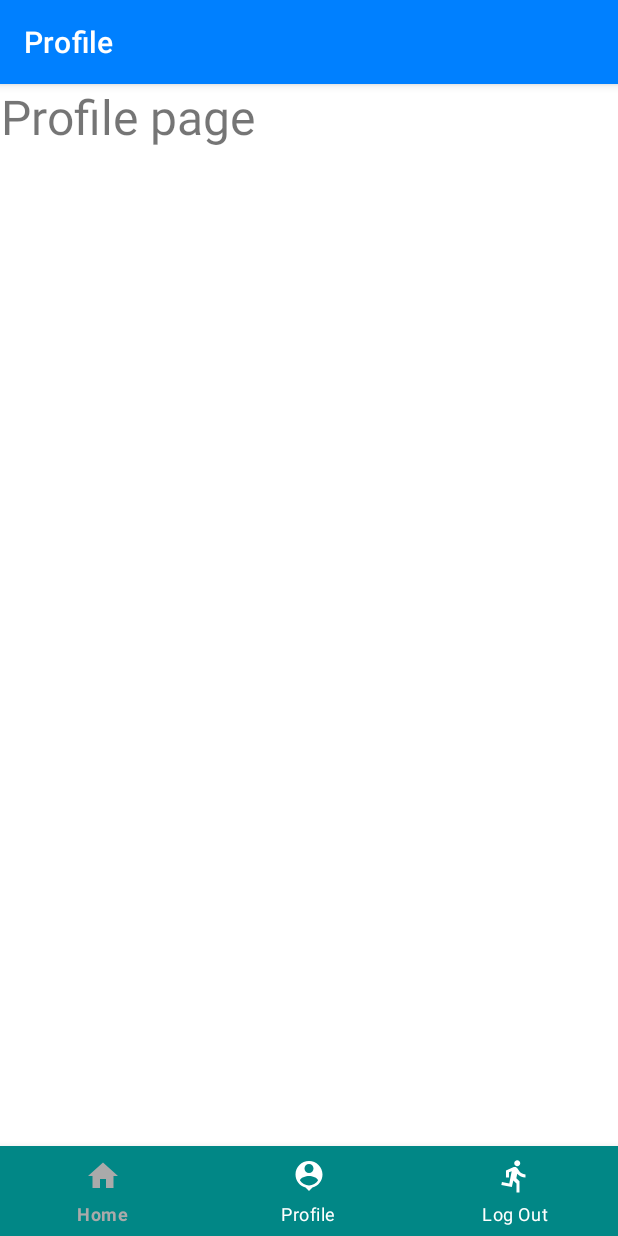
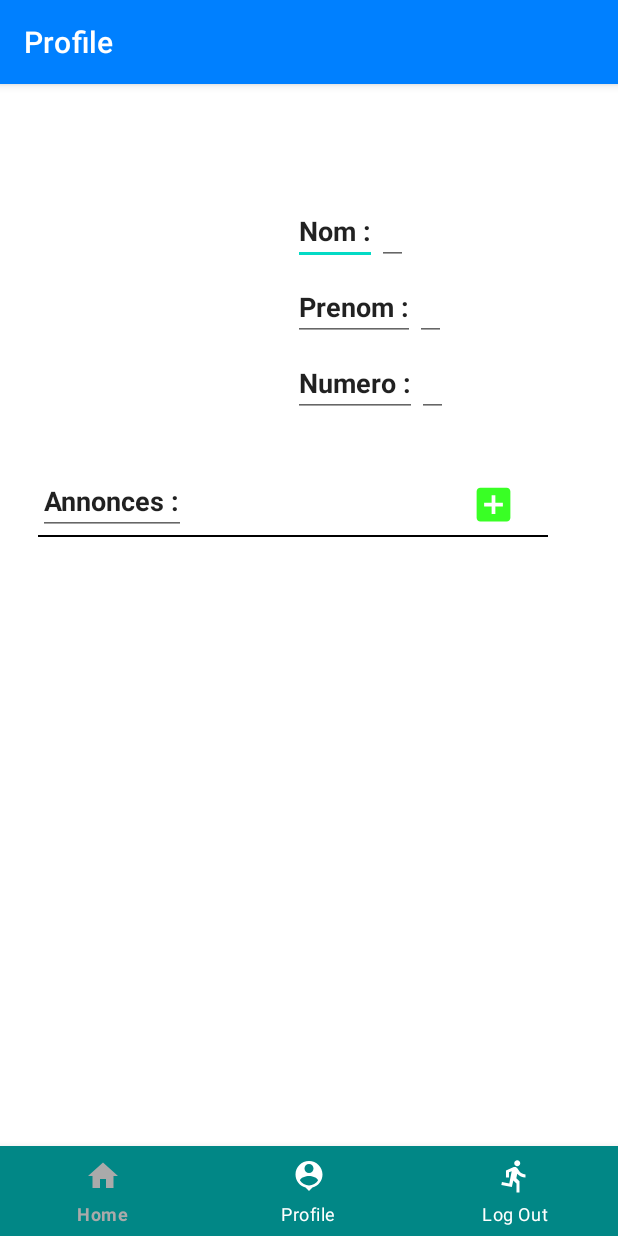
Before and after one commit to KarimChaar/CommerceTN, an Android app: the Profile screen opened directly, with no data from a screen before it, on a phone screen of 412 x 824 dp. Run offline under Robolectric (Android 15) with nearby library versions, the phone set to English and light mode, and no system bars; our stand-ins replace navigation-ui; 1 statement that could not run was skipped.

Commit message:
ajout_pdt + profile added with no access to profile nor Entreprises (app crash)

```diff
--- a/app/build.gradle
+++ b/app/build.gradle
@@ -41,6 +41,7 @@ dependencies {
     implementation 'androidx.navigation:navigation-ui:2.4.1'
     implementation 'com.google.android.material:material:1.6.0'
     implementation "androidx.cardview:cardview:1.0.0"
+    implementation 'com.google.ar.sceneform:filament-android:1.17.1'
     testImplementation 'junit:junit:4.13.2'
     androidTestImplementation 'androidx.test.ext:junit:1.1.3'
     androidTestImplementation 'androidx.test.espresso:espresso-core:3.4.0'
--- a/app/src/main/AndroidManifest.xml
+++ b/app/src/main/AndroidManifest.xml
@@ -1,6 +1,10 @@
 <?xml version="1.0" encoding="utf-8"?>
 <manifest xmlns:android="http://schemas.android.com/apk/res/android"
     package="com.example.bi3wichri">
+
+    <uses-feature android:name="android.hardware.camera" />
+
+    <uses-permission android:name="android.permission.CAMERA" />
 
     <application
         android:allowBackup="true"
--- a/app/src/main/java/com/example/bi3wichri/Profile.java
+++ b/app/src/main/java/com/example/bi3wichri/Profile.java
@@ -1,6 +1,11 @@
 package com.example.bi3wichri;
 
+import android.annotation.SuppressLint;
+import android.content.Intent;
 import android.os.Bundle;
+import android.view.View;
+import android.widget.EditText;
+import android.widget.ImageButton;
 
 import com.google.android.material.bottomnavigation.BottomNavigationView;
 
@@ -13,13 +18,31 @@ import androidx.navigation.ui.NavigationUI;
 
 public class Profile extends AppCompatActivity {
 
-
+    EditText nom,prenom,numero;
+    ImageButton add;
+    @SuppressLint("WrongViewCast")
     @Override
     protected void onCreate(Bundle savedInstanceState) {
         super.onCreate(savedInstanceState);
         setContentView(R.layout.profile);
 
+        /*nom=findViewById(R.id.nom);
+        prenom=findViewById(R.id.prenom);
+        numero=findViewById(R.id.numero);
+        nom.setText("TEST");
+        prenom.setText("TEST");
+        numero.setText("06552643");
+        add=findViewById(R.id.add_btn);*/
+
+        add.setOnClickListener(new View.OnClickListener(){
+            @Override
+            public void onClick(View View){
+            startActivity(new Intent(Profile.this, ajout_pdt.class));
+        }
+        });
 
     }
 
+
+
 }
--- /dev/null
+++ b/app/src/main/res/drawable/add_btn.xml
@@ -0,0 +1,5 @@
+<vector android:alpha="0.87" android:height="30dp"
+    android:tint="#1BFF04" android:viewportHeight="24"
+    android:viewportWidth="24" android:width="30dp" xmlns:android="http://schemas.android.com/apk/res/android">
+    <path android:fillColor="@android:color/white" android:pathData="M19,3L5,3c-1.11,0 -2,0.9 -2,2v14c0,1.1 0.89,2 2,2h14c1.1,0 2,-0.9 2,-2L21,5c0,-1.1 -0.9,-2 -2,-2zM17,13h-4v4h-2v-4L7,13v-2h4L11,7h2v4h4v2z"/>
+</vector>
--- /dev/null
+++ b/app/src/main/res/drawable/annuler.xml
@@ -0,0 +1,5 @@
+<vector android:height="30dp" android:tint="#FF0000"
+    android:viewportHeight="20" android:viewportWidth="24"
+    android:width="50dp" xmlns:android="http://schemas.android.com/apk/res/android">
+    <path android:fillColor="@android:color/white" android:pathData="M20,11H7.83l5.59,-5.59L12,4l-8,8 8,8 1.41,-1.41L7.83,13H20v-2z"/>
+</vector>
--- /dev/null
+++ b/app/src/main/res/drawable/camera_img.xml
@@ -0,0 +1,6 @@
+<vector android:height="24dp" android:tint="#FFFFFF"
+    android:viewportHeight="24" android:viewportWidth="24"
+    android:width="24dp" xmlns:android="http://schemas.android.com/apk/res/android">
+    <path android:fillColor="@android:color/white" android:pathData="M12,12m-3.2,0a3.2,3.2 0,1 1,6.4 0a3.2,3.2 0,1 1,-6.4 0"/>
+    <path android:fillColor="@android:color/white" android:pathData="M9,2L7.17,4L4,4c-1.1,0 -2,0.9 -2,2v12c0,1.1 0.9,2 2,2h16c1.1,0 2,-0.9 2,-2L22,6c0,-1.1 -0.9,-2 -2,-2h-3.17L15,2L9,2zM12,17c-2.76,0 -5,-2.24 -5,-5s2.24,-5 5,-5 5,2.24 5,5 -2.24,5 -5,5z"/>
+</vector>
--- a/app/src/main/res/layout/profile.xml
+++ b/app/src/main/res/layout/profile.xml
@@ -5,12 +5,124 @@
     android:layout_width="match_parent"
     android:layout_height="match_parent"
     android:layout_gravity="center">
-<TextView
-    android:layout_width="wrap_content"
-    android:layout_height="wrap_content"
-    android:text="Profile page"
-    android:textSize="32dp"
-    android:gravity="center"></TextView>
+
+    <LinearLayout
+        android:layout_width="match_parent"
+        android:layout_height="match_parent"
+        android:layout_marginStart="25dp"
+        android:layout_marginTop="25dp"
+        android:layout_marginEnd="25dp"
+        android:layout_marginBottom="25dp"
+        android:orientation="vertical"
+        android:weightSum="3">
+
+        <LinearLayout
+            android:layout_width="wrap_content"
+            android:layout_height="wrap_content"
+            android:orientation="horizontal">
+
+            <ImageView
+                android:id="@+id/profile_img"
+                android:layout_width="150dp"
+                android:layout_height="150dp"
+                android:layout_marginTop="50dp"
+                android:layout_marginRight="20dp" />
+
+            <LinearLayout
+                android:layout_width="wrap_content"
+                android:layout_height="wrap_content"
+                android:layout_marginTop="50dp"
+                android:layout_weight="2"
+                android:orientation="vertical">
+
+                <LinearLayout
+                    android:layout_width="wrap_content"
+                    android:layout_height="wrap_content"
+                    android:orientation="horizontal">
+
+                    <EditText
+                        android:layout_width="wrap_content"
+                        android:layout_height="wrap_content"
+                        android:layout_marginBottom="5dp"
+                        android:text="Nom :"
+                        android:textStyle="bold" />
+
+                    <EditText
+                        android:id="@+id/nom"
+                        android:layout_width="wrap_content"
+                        android:layout_height="wrap_content" />
+                </LinearLayout>
+
+                <LinearLayout
+                    android:layout_width="wrap_content"
+                    android:layout_height="wrap_content"
+                    android:orientation="horizontal">
+
+                    <EditText
+                        android:layout_width="wrap_content"
+
+                        android:layout_height="wrap_content"
+                        android:layout_marginBottom="5dp"
+                        android:text="Prenom :"
+                        android:textStyle="bold" />
+
+                    <EditText
+                        android:id="@+id/prenom"
+                        android:layout_width="wrap_content"
+                        android:layout_height="wrap_content" />
+                </LinearLayout>
+
+                <LinearLayout
+                    android:layout_width="wrap_content"
+                    android:layout_height="wrap_content"
+                    android:orientation="horizontal">
+
+                    <EditText
+                        android:layout_width="wrap_content"
+                        android:layout_height="wrap_content"
+                        android:text="Numero :"
+                        android:textStyle="bold" />
+
+                    <EditText
+                        android:id="@+id/numero"
+                        android:layout_width="wrap_content"
+                        android:layout_height="wrap_content" />
+                </LinearLayout>
+            </LinearLayout>
+
+
+        </LinearLayout>
+
+        <LinearLayout
+            android:layout_width="wrap_content"
+            android:layout_height="wrap_content"
+            android:orientation="horizontal"
+            android:id="@+id/add_btn">
+
+            <EditText
+                android:layout_width="wrap_content"
+                android:layout_height="wrap_content"
+                android:layout_marginTop="30dp"
+                android:text="Annonces :"
+                android:textStyle="bold" />
+
+            <ImageButton
+                android:layout_width="wrap_content"
+                android:layout_height="wrap_content"
+                android:layout_marginLeft="190dp"
+                android:layout_marginTop="40dp"
+                android:src="@drawable/add_btn"
+                android:background="#FFFFFF"/>
+        </LinearLayout>
+
+        <View
+            android:layout_width="340dp"
+            android:layout_height="1dp"
+            android:background="#000000"/>
+
+
+    </LinearLayout>
+
 
     <com.google.android.material.bottomnavigation.BottomNavigationView
         android:id="@+id/bottom_navigation"
@@ -21,4 +133,5 @@
         app:itemIconTint="@drawable/selector"
         app:itemTextColor="@drawable/selector"
         app:menu="@menu/menu_navigation" />
+
 </RelativeLayout>
```
Also changed, not shown: app/src/main/java/com/example/bi3wichri/ajout_pdt.java (added, +152 -0 lines), app/src/main/res/layout/activity_ajout_pdt.xml (added, +109 -0 lines).
